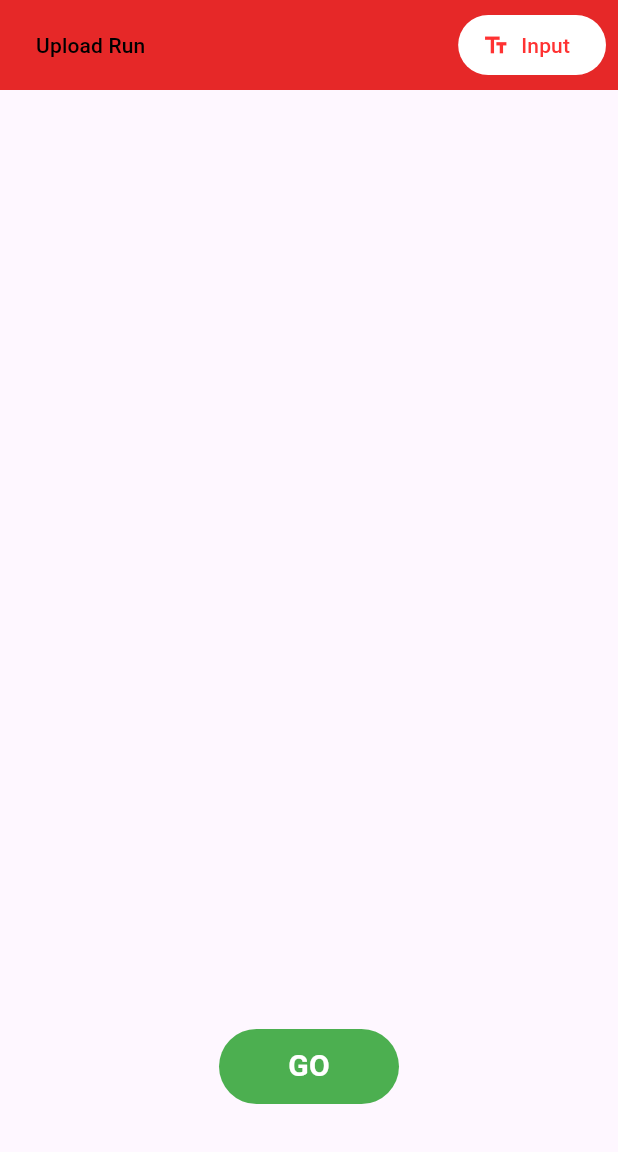
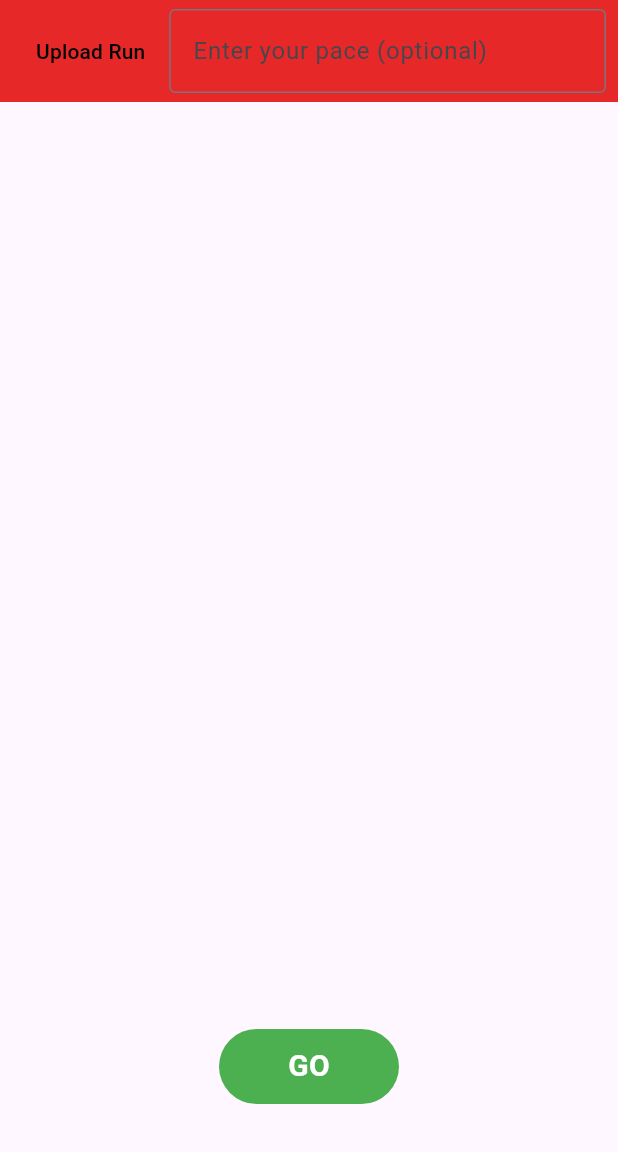
Before and after one commit to Euan-Kearney/ghost_runner, a Flutter app: the screen it shows after launch, after a tap on "Upload Run", on a phone screen of 412 x 824 dp, the part 84-1236 px from its top. Run offline on Flutter 3.47's test engine with Material 3 defaults, Android fonts, the phone set to English and light mode, and no system bars; our stand-ins replace file_picker.

Commit message:
Added a text field in main.dart for users to input their desired pace, and created an assets folder to store ghost runner footsteps audio

```diff
--- a/front-end/ghost_runner/lib/main.dart
+++ b/front-end/ghost_runner/lib/main.dart
@@ -2,15 +2,19 @@ import 'package:flutter/material.dart';
 import 'package:file_picker/file_picker.dart';
 import 'package:http/http.dart' as http;
 import 'package:flutter/foundation.dart' show kIsWeb;
+import 'dart:convert';
 
 void main() {
-  runApp(const MyApp());
+  runApp(MyApp());
 }
 
 class MyApp extends StatelessWidget {
-  const MyApp({super.key});
+  MyApp({super.key});
 
   void _pickFile() async {
+    final String pace = _textController.text.isEmpty
+        ? '00:00'
+        : _textController.text;
     final FilePickerResult? result = await FilePicker.pickFiles(
       allowMultiple: false,
       withData: true,
@@ -22,18 +26,22 @@ class MyApp extends StatelessWidget {
     print('File Size: ${file.size} bytes');
     print('File Path: ${file.path}');
 
-    await _uploadGpxFile(file);
+    await _uploadGpxFile(file, pace);
   }
 
-Future<void> _uploadGpxFile(PlatformFile file) async {
+  Future<void> _uploadGpxFile(PlatformFile file, pace) async {
     final uri = Uri.parse('http://localhost:3000/api/runs/upload');
     final request = http.MultipartRequest('POST', uri);
-  request.fields['pace'] = "00:00"; //placeholder pace
+    request.fields['pace'] = pace; //placeholder pace
 
     if (kIsWeb) {
       // Web
       request.files.add(
-      http.MultipartFile.fromBytes('gpxFile', file.bytes!, filename: file.name),
+        http.MultipartFile.fromBytes(
+          'gpxFile',
+          file.bytes!,
+          filename: file.name,
+        ),
       );
     } else {
       // Mobile/desktop
@@ -47,7 +55,11 @@ Future<void> _uploadGpxFile(PlatformFile file) async {
       final response = await http.Response.fromStream(streamed);
 
       if (response.statusCode == 200) {
+        final decoded = jsonDecode(response.body) as Map<String, dynamic>;
+        final List<dynamic> route =
+            decoded['route'];
         print('Route received: ${response.body}');
+        print('Route length: ${route.length}');
         // TODO: decode JSON and hand the route off to your ghost-runner logic.
       } else {
         print('Upload failed (${response.statusCode}): ${response.body}');
@@ -56,6 +68,8 @@ Future<void> _uploadGpxFile(PlatformFile file) async {
       print('Error uploading file: $e');
     }
   }
+
+  final TextEditingController _textController = TextEditingController();
 
   @override
   Widget build(BuildContext context) {
@@ -69,7 +83,10 @@ Future<void> _uploadGpxFile(PlatformFile file) async {
           children: [
             Container(
               color: const Color.fromARGB(255, 230, 40, 40),
-              padding: const EdgeInsets.symmetric(horizontal: 8.0, vertical: 6.0),
+              padding: const EdgeInsets.symmetric(
+                horizontal: 8.0,
+                vertical: 6.0,
+              ),
               child: Row(
                 mainAxisAlignment: MainAxisAlignment.spaceBetween,
                 children: [
@@ -77,19 +94,19 @@ Future<void> _uploadGpxFile(PlatformFile file) async {
                     onPressed: () {
                       _pickFile();
                     },
-                    child: Text (
+                    child: Text(
                       'Upload Run',
-                      style: TextStyle(color: Colors.black)
-                    )),
-                  ElevatedButton.icon(
-                    onPressed: null,
-                    icon: const Icon(Icons.text_fields, size: 18),
-                    label: const Text('Input'),
-                    style: ElevatedButton.styleFrom(
-                      backgroundColor: Colors.white,
-                      foregroundColor: const Color.fromARGB(255, 255, 50, 50),
-                      disabledBackgroundColor: Colors.white,
-                      disabledForegroundColor: const Color.fromARGB(255, 255, 50, 50),
+                      style: TextStyle(color: Colors.black),
+                    ),
+                  ),
+                  Expanded(
+                    child: TextField(
+                      controller: _textController,
+                      decoration: InputDecoration(
+                        labelText: 'Enter your pace (optional)',
+                        hintText: '05:00',
+                        border: OutlineInputBorder(),
+                      ),
                     ),
                   ),
                 ],
@@ -117,7 +134,10 @@ Future<void> _uploadGpxFile(PlatformFile file) async {
                         ),
                         child: const Text(
                           'GO',
-                          style: TextStyle(fontSize: 20, fontWeight: FontWeight.bold),
+                          style: TextStyle(
+                            fontSize: 20,
+                            fontWeight: FontWeight.bold,
+                          ),
                         ),
                       ),
                     ),
@@ -130,5 +150,4 @@ Future<void> _uploadGpxFile(PlatformFile file) async {
       ),
     );
   }
-
 }
```
Also changed, not shown: 4 other files. Lines whose indentation alone changed are shown as unchanged.
